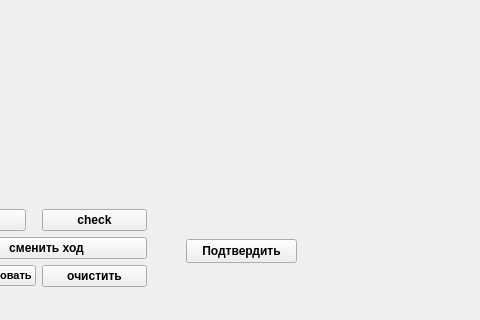
This is client/mainwindow.ui in VladZg/Network_Battleship_2vs1 as Qt 5 draws it before an edit; both pictures show x 274 to 754 and y 180 to 500 of the 896 by 500 pixel window. The edited form follows.
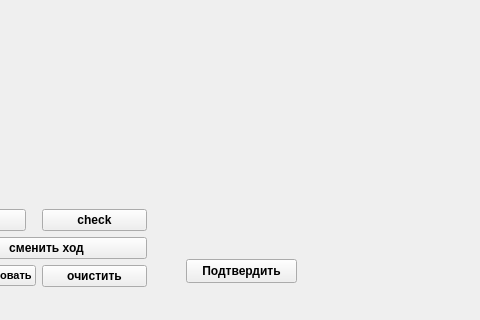
This is the edited form. Icons and pictures are not drawn.

```diff
--- a/client/mainwindow.ui
+++ b/client/mainwindow.ui
@@ -243,7 +243,7 @@
     <property name="geometry">
      <rect>
       <x>460</x>
-      <y>400</y>
+      <y>420</y>
       <width>111</width>
       <height>24</height>
      </rect>
@@ -309,10 +309,10 @@
    <widget class="QLabel" name="isCorrectLabel">
     <property name="geometry">
      <rect>
-      <x>458</x>
-      <y>380</y>
+      <x>460</x>
+      <y>370</y>
       <width>111</width>
-      <height>20</height>
+      <height>41</height>
      </rect>
     </property>
     <property name="text">
```
